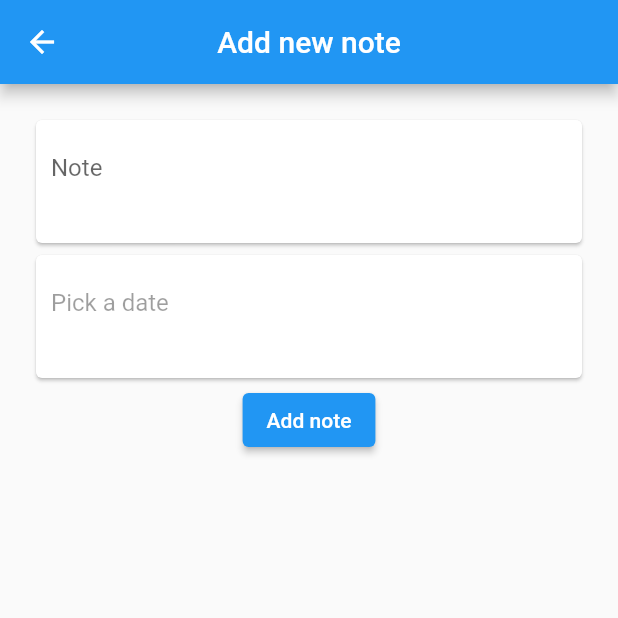
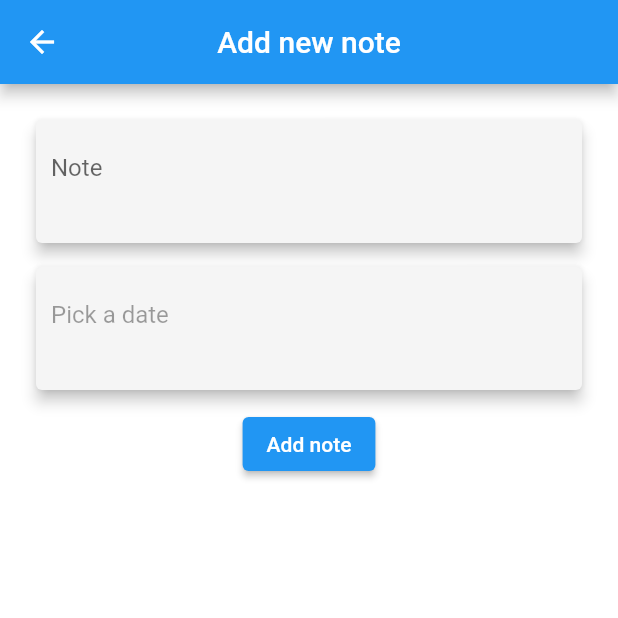
Before and after one commit to AymanAbd9/notes_app_with_sqllite, a Flutter app: the screen it shows after launch, after a tap on the "add" icon, on a phone screen of 412 x 824 dp, the top half of it. Run offline on Flutter 3.47's test engine with Material 2 defaults, Android fonts, the phone set to English and light mode, and no system bars; our stand-ins replace flutter_slidable, sqflite; accounts and stored records are empty.

Commit message:
dark and light theme based on device theme

```diff
--- a/lib/src/app.dart
+++ b/lib/src/app.dart
@@ -1,16 +1,27 @@
 // ignore_for_file: prefer_const_constructors
 
 import 'package:flutter/material.dart';
+import 'package:provider/provider.dart';
+import 'package:sqllite/src/providers/theme_provider.dart';
 import 'package:sqllite/src/screens/notes_screen.dart';
 
 class AppView extends StatelessWidget {
-  const AppView({ Key? key }) : super(key: key);
+  const AppView({Key? key}) : super(key: key);
 
   @override
   Widget build(BuildContext context) {
-    return MaterialApp(
-      debugShowCheckedModeBanner: false,
-      home: NotesScreenView(),
+    return ChangeNotifierProvider(
+      create: ((context) => ThemeProvider()),
+      builder: (context, _) {
+        return MaterialApp(
+          debugShowCheckedModeBanner: false,
+          home: NotesScreenView(),
+          theme: MyThemes.lightTheme,
+          darkTheme: MyThemes.darkTheme,
+          themeMode: ThemeMode.system,
+
+        );
+      },
     );
   }
 }
--- /dev/null
+++ b/lib/src/providers/theme_provider.dart
@@ -0,0 +1,48 @@
+import 'package:flutter/material.dart';
+import 'package:flutter/scheduler.dart';
+
+class ThemeProvider extends ChangeNotifier {
+  ThemeMode themeMode = ThemeMode.light;
+
+  // bool get isDarkMode {
+  //   if (themeMode == ThemeMode.system) {
+  //     final brightness = SchedulerBinding.instance!.window.platformBrightness;
+  //     return brightness == Brightness.dark;
+  //   } else {
+  //     return themeMode == ThemeMode.dark;
+  //   }
+  // }
+
+  // void toggleTheme(bool isOn) {
+  //   themeMode = isOn ? ThemeMode.dark : ThemeMode.light;
+  //   notifyListeners();
+  // }
+}
+
+class MyThemes {
+  static final darkTheme = ThemeData.dark().copyWith(
+      // primaryColor: Colors.black,
+      appBarTheme: const AppBarTheme(color: Colors.black87),
+      backgroundColor: Colors.grey,
+      scaffoldBackgroundColor: Colors.grey,
+      textTheme: const TextTheme(
+        headline1: TextStyle(color: Colors.white),
+        headline2: TextStyle(color: Colors.white),
+        bodyText1: TextStyle(color: Colors.white),
+        bodyText2: TextStyle(color: Colors.white),
+      ), colorScheme: ColorScheme.fromSwatch().copyWith(secondary: Colors.teal),
+    );
+
+  static final lightTheme = ThemeData(
+      primaryColor: Colors.lightBlue,
+      backgroundColor: Colors.white,
+      scaffoldBackgroundColor: Colors.white,
+      cardColor: Colors.grey[100],
+      textTheme: const TextTheme(
+        headline1: TextStyle(color: Colors.black),
+        headline2: TextStyle(color: Colors.black),
+        bodyText1: TextStyle(color: Colors.black),
+        bodyText2: TextStyle(color: Colors.black),
+      ), colorScheme: ColorScheme.fromSwatch().copyWith(secondary: Colors.blue),
+    );
+}
--- a/lib/src/screens/add_new_note_screen.dart
+++ b/lib/src/screens/add_new_note_screen.dart
@@ -1,7 +1,9 @@
 import 'package:flutter/material.dart';
 import 'package:intl/intl.dart';
+import 'package:provider/provider.dart';
 import 'package:sqllite/src/data_models/note.dart';
 import 'package:sqllite/src/db/notes_database.dart';
+import 'package:sqllite/src/providers/theme_provider.dart';
 
 class AddNewNoteScreenView extends StatefulWidget {
   const AddNewNoteScreenView({Key? key}) : super(key: key);
@@ -29,7 +31,13 @@ class _AddNewNoteScreenViewState extends State<AddNewNoteScreenView> {
         child: Column(
           children: [
             noteTextField(),
+            const SizedBox(
+              height: 8,
+            ),
             pickDateCardButton(),
+            const SizedBox(
+              height: 8,
+            ),
             ElevatedButton(
               onPressed: () async {
                 // declare the new note
@@ -41,16 +49,17 @@ class _AddNewNoteScreenViewState extends State<AddNewNoteScreenView> {
                 // go back to notes screen
                 Navigator.of(context).pop();
               },
-                child: const Text('Add note')),
+              child: const Text('Add note'),
+            ),
           ],
         ),
       ),
     );
   }
 
-
   Widget noteTextField() {
     return Card(
+      elevation: 4,
       child: Padding(
         padding: const EdgeInsets.all(10),
         child: TextField(
@@ -72,6 +81,7 @@ class _AddNewNoteScreenViewState extends State<AddNewNoteScreenView> {
         _selectDate(context);
       },
       child: Card(
+        elevation: 4,
         child: Padding(
           padding: const EdgeInsets.all(10),
           child: TextField(
--- a/lib/src/screens/edit_note_screen.dart
+++ b/lib/src/screens/edit_note_screen.dart
@@ -19,7 +19,7 @@ class _EditNoteScreenViewState extends State<EditNoteScreenView> {
   void initState() {
     super.initState();
     titleController.text = widget.note.title;
-    dateController.text = widget.note.date.toString();
+    dateController.text = DateFormat.yMMMd().format(widget.note.date);
     selectedDate = widget.note.date;
   }
 
@@ -36,7 +36,10 @@ class _EditNoteScreenViewState extends State<EditNoteScreenView> {
         child: Column(
           children: [
             noteTextField(),
+            const SizedBox(height: 8,),
             pickDateCardButton(),
+            const SizedBox(height: 8,),
+
             ElevatedButton(
                 onPressed: () async {
                   // declare the new note
@@ -44,6 +47,7 @@ class _EditNoteScreenViewState extends State<EditNoteScreenView> {
                     title: titleController.text,
                     date: selectedDate,
                   );
+
 
                   // update note
                   await NotesDatabase.instance.update(note);
@@ -60,6 +64,7 @@ class _EditNoteScreenViewState extends State<EditNoteScreenView> {
 
   Widget noteTextField() {
     return Card(
+      elevation: 4,
       child: Padding(
         padding: const EdgeInsets.all(10),
         child: TextField(
@@ -81,6 +86,7 @@ class _EditNoteScreenViewState extends State<EditNoteScreenView> {
         _selectDate(context);
       },
       child: Card(
+        elevation: 4,
         child: Padding(
           padding: const EdgeInsets.all(10),
           child: TextField(
@@ -107,7 +113,7 @@ class _EditNoteScreenViewState extends State<EditNoteScreenView> {
     if (picked != null && picked != selectedDate) {
       setState(() {
         selectedDate = picked;
-        dateController.text = DateFormat.yMMMd().format(picked).toString();
+        dateController.text = DateFormat.yMMMd().format(picked);
       });
     }
   }
--- a/lib/src/screens/notes_screen.dart
+++ b/lib/src/screens/notes_screen.dart
@@ -44,8 +44,8 @@ class _NotesScreenViewState extends State<NotesScreenView> {
       floatingActionButton: addNewNoteButton(),
       appBar: AppBar(
         title: const Text('Notes'),
-        // actions: [
-        //   IconButton(onPressed: () {}, icon: const Icon(Icons.add)),
+        // actions: const [
+        //   ChangeThemeButtonWidget(),
         // ],
         centerTitle: true,
       ),
@@ -61,7 +61,7 @@ class _NotesScreenViewState extends State<NotesScreenView> {
   }
 
   Widget buildNotes() => ListView.builder(
-        padding: const EdgeInsets.all(8),
+        padding: const EdgeInsets.all(10),
         itemCount: notes.length,
         itemBuilder: (context, index) {
           final note = notes[index];
@@ -80,10 +80,12 @@ class _NotesScreenViewState extends State<NotesScreenView> {
       );
 
   Widget noteCardWidget({required Note note}) {
-    return Container(
+    return Card(
       margin: const EdgeInsets.all(10),
-      padding: const EdgeInsets.all(10),
-      child: Card(
+      elevation: 4,
+      child: Container(
+        //margin: EdgeInsets.all(10),
+        padding: const EdgeInsets.all(10),
         child: Slidable(
           key: ValueKey(note.id),
           child: ListTile(
@@ -99,9 +101,9 @@ class _NotesScreenViewState extends State<NotesScreenView> {
           endActionPane: ActionPane(
             dismissible: DismissiblePane(
               onDismissed: () async {
-                  await NotesDatabase.instance.delete(note.id!);
-                  refreshNotes();
-                },
+                await NotesDatabase.instance.delete(note.id!);
+                refreshNotes();
+              },
             ),
             motion: const ScrollMotion(),
             children: [
--- a/pubspec.yaml
+++ b/pubspec.yaml
@@ -33,6 +33,8 @@ dependencies:
   path_provider: ^2.0.9
   intl: ^0.17.0
   flutter_slidable: ^1.2.0
+
+  provider: ^6.0.2
 
 
   # The following adds the Cupertino Icons font to your application.
```
Also changed, not shown: pubspec.lock. Lines whose indentation alone changed are shown as unchanged.
